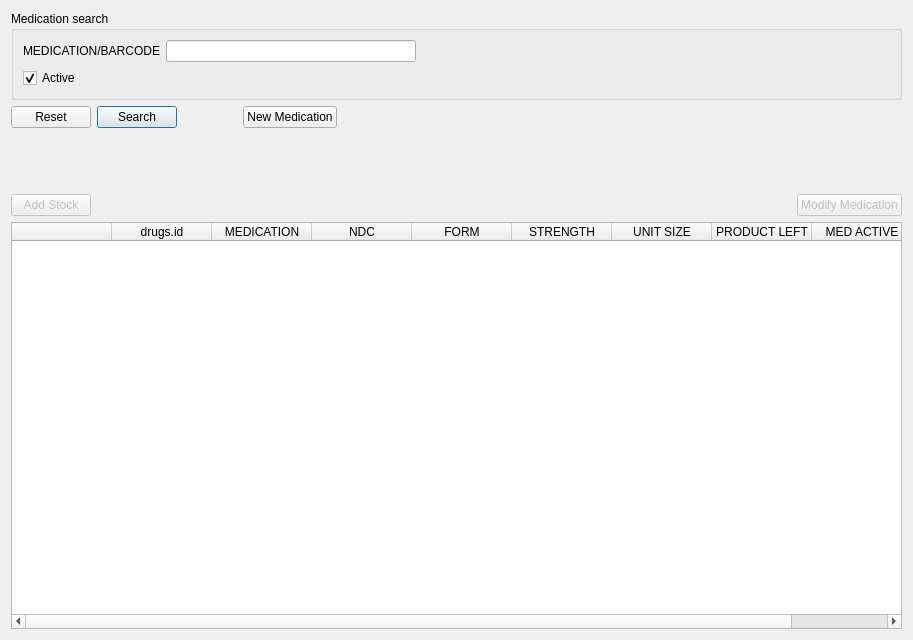
kyledevans/Medicine-Track, file core/formularyframe.ui: the form before one commit.
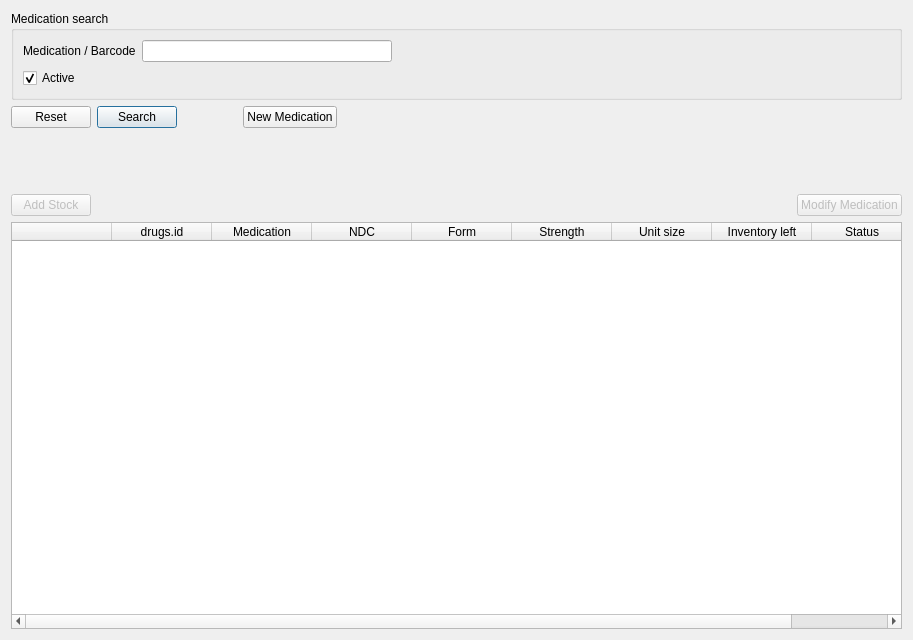
The form after the commit. Custom widgets are drawn as their Qt base class.

```diff
--- a/core/formularyframe.ui
+++ b/core/formularyframe.ui
@@ -31,7 +31,7 @@
            <string comment="MEDICATION/BARCODE SEARCH TOOLTIP">MEDICATION/BARCODE</string>
           </property>
           <property name="text">
-           <string comment="MEDICATION/BARCODE SEARCH LABEL">MEDICATION/BARCODE</string>
+           <string notr="true">Medication / Barcode</string>
           </property>
          </widget>
         </item>
@@ -250,7 +250,7 @@
      </column>
      <column>
       <property name="text">
-       <string comment="MEDICATION DISPLAY LABEL">MEDICATION</string>
+       <string notr="true">Medication</string>
       </property>
       <property name="toolTip">
        <string comment="MEDICATION DISPLAY TOOLTIP">MEDICATION</string>
@@ -266,7 +266,7 @@
      </column>
      <column>
       <property name="text">
-       <string comment="FORM DISPLAY LABEL">FORM</string>
+       <string notr="true">Form</string>
       </property>
       <property name="toolTip">
        <string comment="FORM DISPLAY TOOLTIP">FORM</string>
@@ -274,7 +274,7 @@
      </column>
      <column>
       <property name="text">
-       <string comment="STRENGTH DISPLAY LABEL">STRENGTH</string>
+       <string notr="true">Strength</string>
       </property>
       <property name="toolTip">
        <string comment="STRENGTH DISPLAY TOOLTIP">STRENGTH</string>
@@ -282,7 +282,7 @@
      </column>
      <column>
       <property name="text">
-       <string comment="UNIT SIZE DISPLAY LABEL">UNIT SIZE</string>
+       <string notr="true">Unit size</string>
       </property>
       <property name="toolTip">
        <string comment="UNIT SIZE DISPLAY TOOLTIP">UNIT SIZE</string>
@@ -290,7 +290,7 @@
      </column>
      <column>
       <property name="text">
-       <string comment="PRODUCT LEFT DISPLAY LABEL">PRODUCT LEFT</string>
+       <string notr="true">Inventory left</string>
       </property>
       <property name="toolTip">
        <string comment="PRODUCT LEFT DISPLAY TOOLTIP">PRODUCT LEFT</string>
@@ -298,7 +298,7 @@
      </column>
      <column>
       <property name="text">
-       <string comment="MED ACTIVE DISPLAY LABEL">MED ACTIVE</string>
+       <string notr="true">Status</string>
       </property>
       <property name="toolTip">
        <string comment="MED ACTIVE DISPLAY TOOLTIP">MED ACTIVE</string>
```
Left out of the diff: 20 changed lines with no effect on the pictures.
